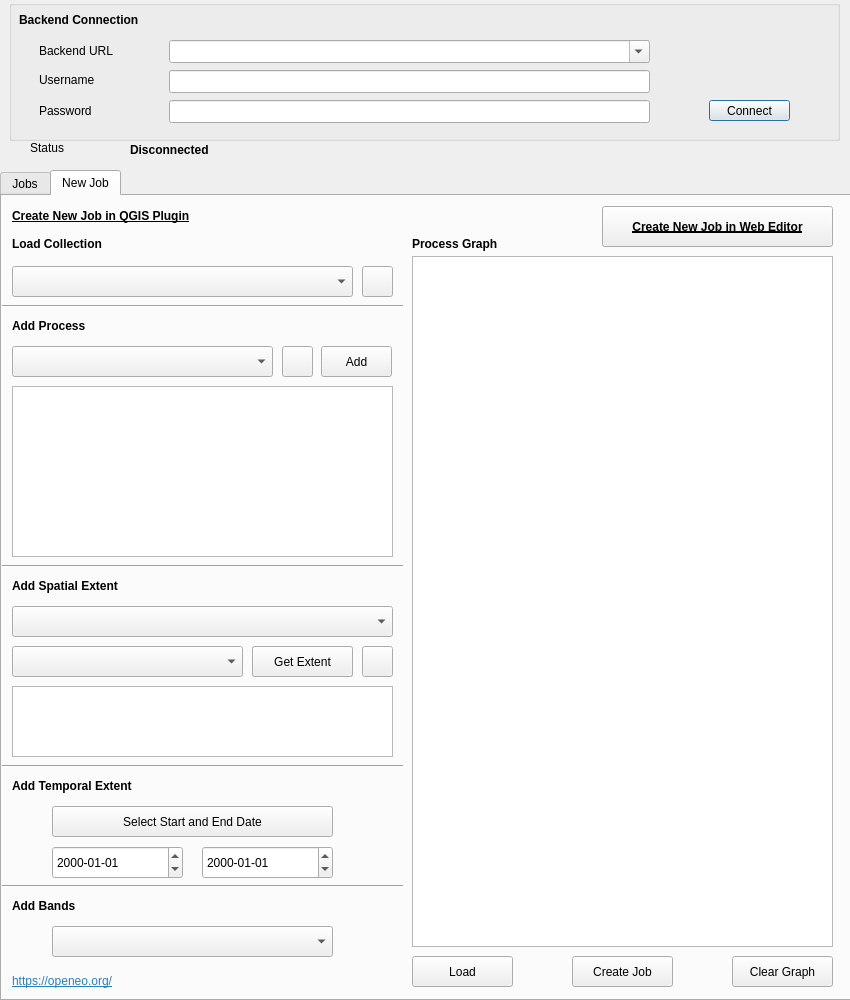
Above: openeo_connector_dialog_base.ui from Open-EO/openeo-qgis-plugin before the change. Below: the same form after it.
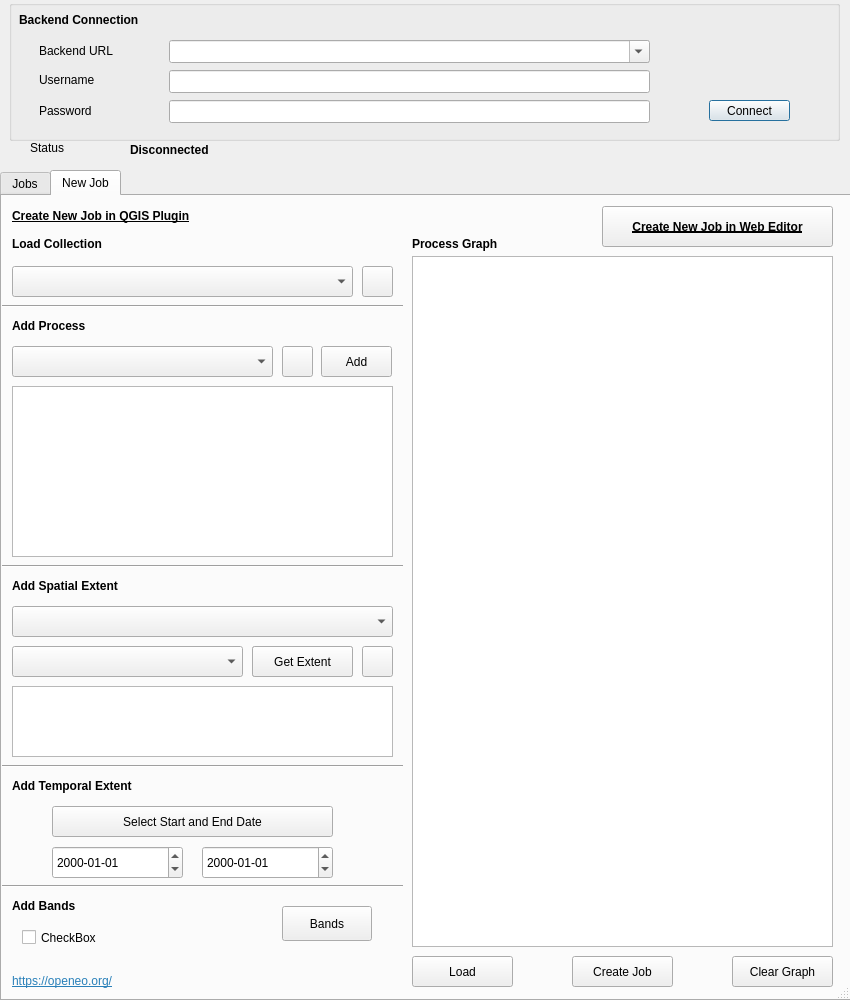
That is the form after the change. Icons and pictures are not drawn.

Commit message: Temporal minimum extent added, maximum has to be solved - new Issue. Band choice is added, though checkboxes need to be placed dependend on number of list items + debugging

```diff
--- a/openeo_connector_dialog_base.ui
+++ b/openeo_connector_dialog_base.ui
@@ -18,13 +18,19 @@
   </property>
   <property name="maximumSize">
    <size>
-    <width>850</width>
-    <height>1000</height>
+    <width>1275</width>
+    <height>1500</height>
    </size>
   </property>
   <property name="windowTitle">
    <string>OpenEO Connector</string>
   </property>
+  <property name="sizeGripEnabled">
+   <bool>true</bool>
+  </property>
+  <property name="modal">
+   <bool>false</bool>
+  </property>
   <widget class="QGroupBox" name="groupBox">
    <property name="geometry">
     <rect>
@@ -187,6 +193,18 @@
      <height>831</height>
     </rect>
    </property>
+   <property name="minimumSize">
+    <size>
+     <width>0</width>
+     <height>0</height>
+    </size>
+   </property>
+   <property name="maximumSize">
+    <size>
+     <width>16777215</width>
+     <height>16777212</height>
+    </size>
+   </property>
    <property name="currentIndex">
     <number>1</number>
    </property>
@@ -724,14 +742,30 @@
       <set>Qt::AlignLeading|Qt::AlignLeft|Qt::AlignVCenter</set>
      </property>
     </widget>
-    <widget class="QComboBox" name="bandBox">
+    <widget class="QCheckBox" name="checkBox1">
      <property name="geometry">
       <rect>
-       <x>50</x>
+       <x>20</x>
        <y>730</y>
-       <width>281</width>
-       <height>31</height>
+       <width>90</width>
+       <height>23</height>
       </rect>
+     </property>
+     <property name="text">
+      <string>CheckBox</string>
+     </property>
+    </widget>
+    <widget class="QPushButton" name="bandButton">
+     <property name="geometry">
+      <rect>
+       <x>280</x>
+       <y>710</y>
+       <width>90</width>
+       <height>35</height>
+      </rect>
+     </property>
+     <property name="text">
+      <string>Bands</string>
      </property>
     </widget>
     <zorder>moveButton</zorder>
```
Left out of the diff: 6 changed lines with no effect on the pictures. The commit also changes 1 other file.
